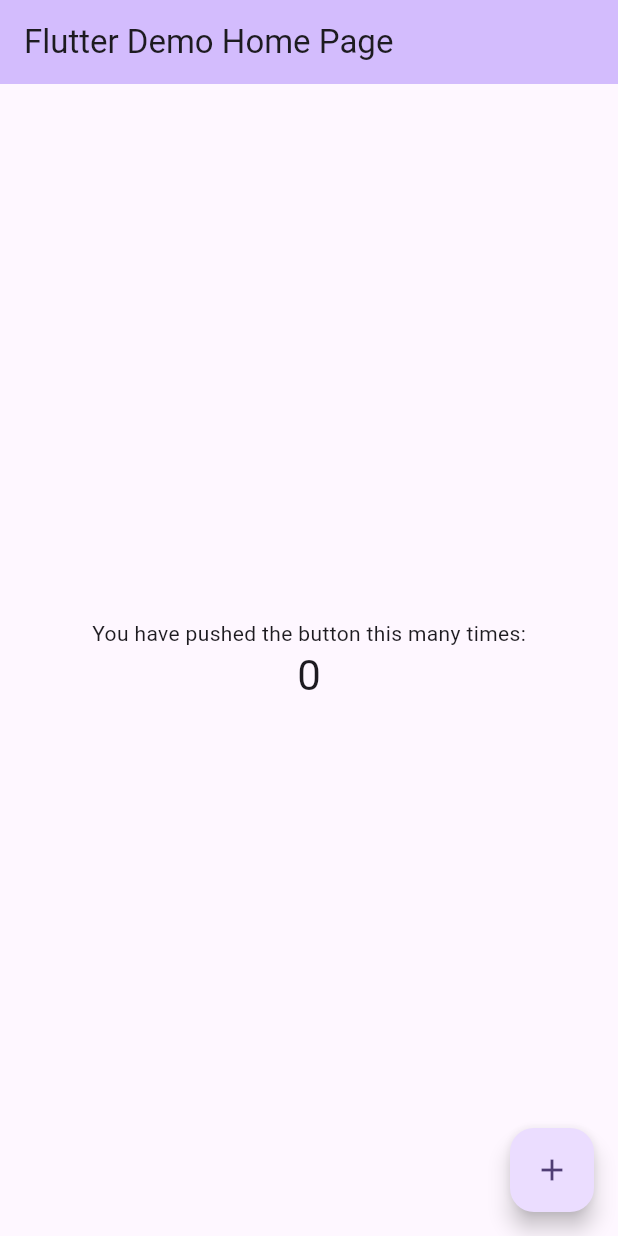
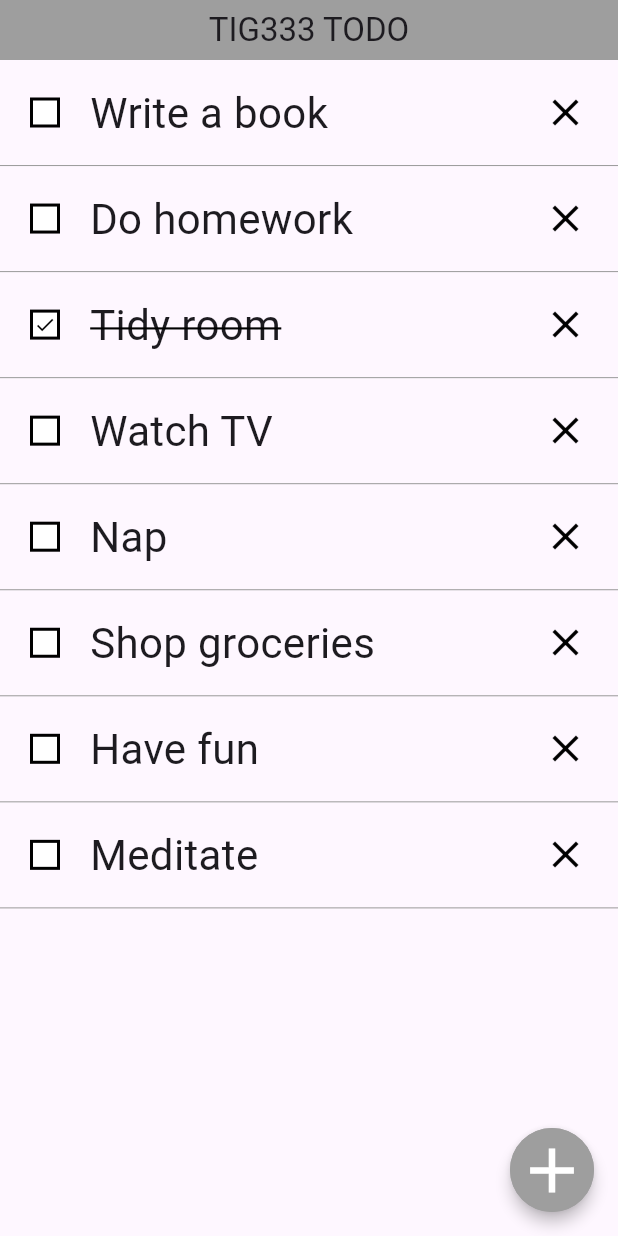
Before and after one commit to gu-tig333-ht24/gussvahlu, a Flutter app: the screen it shows after launch, on a phone screen of 412 x 824 dp. Run offline on Flutter 3.47's test engine with Material 3 defaults, Android fonts, the phone set to English and light mode, and no system bars.

Commit message:
Steg1 Första commit

```diff
--- a/lib/main.dart
+++ b/lib/main.dart
@@ -1,3 +1,5 @@
+import 'dart:math';
+
 import 'package:flutter/material.dart';
 
 void main() {
@@ -11,115 +13,103 @@ class MyApp extends StatelessWidget {
   @override
   Widget build(BuildContext context) {
     return MaterialApp(
-      title: 'Flutter Demo',
-      theme: ThemeData(
-        // This is the theme of your application.
-        //
-        // TRY THIS: Try running your application with "flutter run". You'll see
-        // the application has a purple toolbar. Then, without quitting the app,
-        // try changing the seedColor in the colorScheme below to Colors.green
-        // and then invoke "hot reload" (save your changes or press the "hot
-        // reload" button in a Flutter-supported IDE, or press "r" if you used
-        // the command line to start the app).
-        //
-        // Notice that the counter didn't reset back to zero; the application
-        // state is not lost during the reload. To reset the state, use hot
-        // restart instead.
-        //
-        // This works for code too, not just values: Most code changes can be
-        // tested with just a hot reload.
-        colorScheme: ColorScheme.fromSeed(seedColor: Colors.deepPurple),
-        useMaterial3: true,
-      ),
-      home: const MyHomePage(title: 'Flutter Demo Home Page'),
+      title: 'TIG333 TODO',
+      debugShowCheckedModeBanner: false,
+      home: const MyHomePage(title: 'TIG333 TODO'),
     );
   }
 }
 
 class MyHomePage extends StatefulWidget {
   const MyHomePage({super.key, required this.title});
-
-  // This widget is the home page of your application. It is stateful, meaning
-  // that it has a State object (defined below) that contains fields that affect
-  // how it looks.
-
-  // This class is the configuration for the state. It holds the values (in this
-  // case the title) provided by the parent (in this case the App widget) and
-  // used by the build method of the State. Fields in a Widget subclass are
-  // always marked "final".
-
   final String title;
 
   @override
   State<MyHomePage> createState() => _MyHomePageState();
 }
 
+class ListItem {
+  final String title;
+  final bool isDone;
+
+  ListItem(this.title, this.isDone);
+}
+
 class _MyHomePageState extends State<MyHomePage> {
-  int _counter = 0;
-
-  void _incrementCounter() {
-    setState(() {
-      // This call to setState tells the Flutter framework that something has
-      // changed in this State, which causes it to rerun the build method below
-      // so that the display can reflect the updated values. If we changed
-      // _counter without calling setState(), then the build method would not be
-      // called again, and so nothing would appear to happen.
-      _counter++;
-    });
-  }
+  List<ListItem> todoList = [
+    ListItem('Write a book', false),
+    ListItem('Do homework', false),
+    ListItem('Tidy room', true),
+    ListItem('Watch TV', false),
+    ListItem('Nap', false),
+    ListItem('Shop groceries', false),
+    ListItem('Have fun', false),
+    ListItem('Meditate', false)
+  ];
 
   @override
   Widget build(BuildContext context) {
-    // This method is rerun every time setState is called, for instance as done
-    // by the _incrementCounter method above.
-    //
-    // The Flutter framework has been optimized to make rerunning build methods
-    // fast, so that you can just rebuild anything that needs updating rather
-    // than having to individually change instances of widgets.
     return Scaffold(
       appBar: AppBar(
-        // TRY THIS: Try changing the color here to a specific color (to
-        // Colors.amber, perhaps?) and trigger a hot reload to see the AppBar
-        // change color while the other colors stay the same.
-        backgroundColor: Theme.of(context).colorScheme.inversePrimary,
-        // Here we take the value from the MyHomePage object that was created by
-        // the App.build method, and use it to set our appbar title.
-        title: Text(widget.title),
-      ),
-      body: Center(
-        // Center is a layout widget. It takes a single child and positions it
-        // in the middle of the parent.
-        child: Column(
-          // Column is also a layout widget. It takes a list of children and
-          // arranges them vertically. By default, it sizes itself to fit its
-          // children horizontally, and tries to be as tall as its parent.
-          //
-          // Column has various properties to control how it sizes itself and
-          // how it positions its children. Here we use mainAxisAlignment to
-          // center the children vertically; the main axis here is the vertical
-          // axis because Columns are vertical (the cross axis would be
-          // horizontal).
-          //
-          // TRY THIS: Invoke "debug painting" (choose the "Toggle Debug Paint"
-          // action in the IDE, or press "p" in the console), to see the
-          // wireframe for each widget.
-          mainAxisAlignment: MainAxisAlignment.center,
-          children: <Widget>[
-            const Text(
-              'You have pushed the button this many times:',
-            ),
-            Text(
-              '$_counter',
-              style: Theme.of(context).textTheme.headlineMedium,
-            ),
-          ],
-        ),
-      ),
+          backgroundColor: Colors.grey,
+          title: Text(widget.title),
+          centerTitle: true,
+          toolbarHeight: 40),
+      body: ListView(
+          children: todoList.map((e) => _item(e.title, e.isDone)).toList()),
       floatingActionButton: FloatingActionButton(
-        onPressed: _incrementCounter,
-        tooltip: 'Increment',
-        child: const Icon(Icons.add),
-      ), // This trailing comma makes auto-formatting nicer for build methods.
+          onPressed: null,
+          tooltip: 'Increment',
+          backgroundColor: Colors.grey,
+          shape: CircleBorder(side: BorderSide(color: Colors.grey, width: 2)),
+          elevation: 4,
+          highlightElevation: 4,
+          child: const Icon(Icons.add, color: Colors.white, size: 50)),
     );
   }
+
+  Widget _item(String input, bool isDone) {
+    return Column(children: [
+      Row(mainAxisAlignment: MainAxisAlignment.start, children: [
+        Padding(
+            padding: EdgeInsets.all(20),
+            child: Container(
+              width: 20,
+              height: 20,
+              decoration: BoxDecoration(
+                  shape: BoxShape.rectangle,
+                  color: Colors.white,
+                  border: Border.all(color: Colors.black, width: 2)),
+              child: isDone
+                  ? Icon(
+                      Icons.done,
+                      color: Colors.black,
+                      size: 15,
+                    )
+                  : null,
+            )),
+        Expanded(
+          child: Text(input,
+              style: TextStyle(
+                fontSize: 28,
+                decoration:
+                    isDone ? TextDecoration.lineThrough : TextDecoration.none,
+                decorationColor: Colors.black,
+              )),
+        ),
+        Padding(
+            padding: EdgeInsets.all(20),
+            child: Icon(Icons.close, color: Colors.black, size: 30))
+      ]),
+      Container(
+          decoration: BoxDecoration(
+        border: Border(
+          bottom: BorderSide(
+            color: Colors.grey,
+            width: 0.7,
+          ),
+        ),
+      ))
+    ]);
+  }
 }
```
Also changed, not shown: pubspec.lock.
